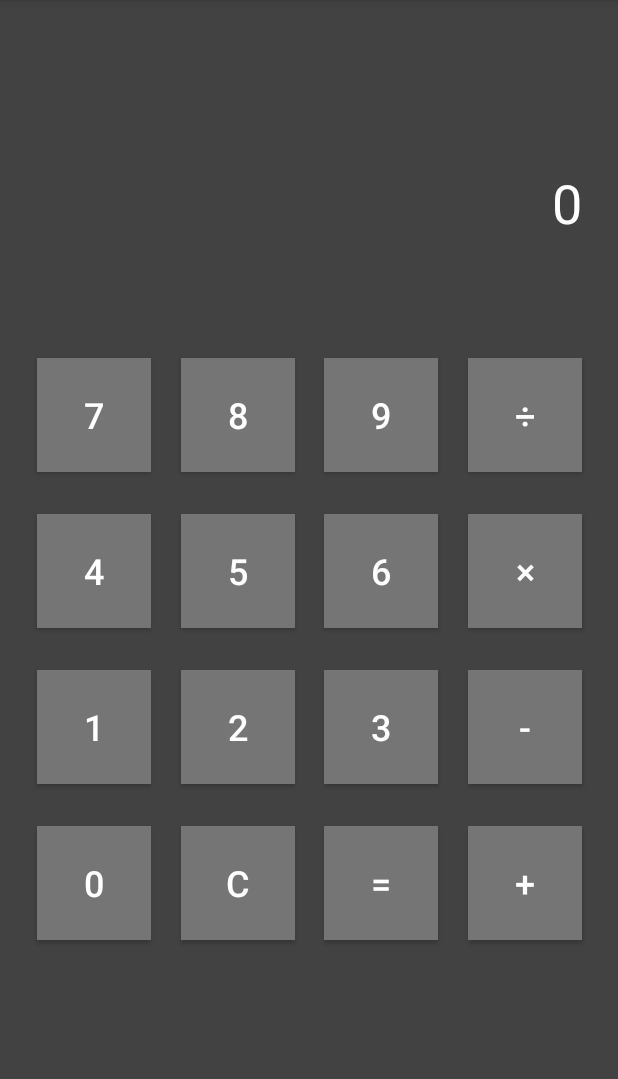
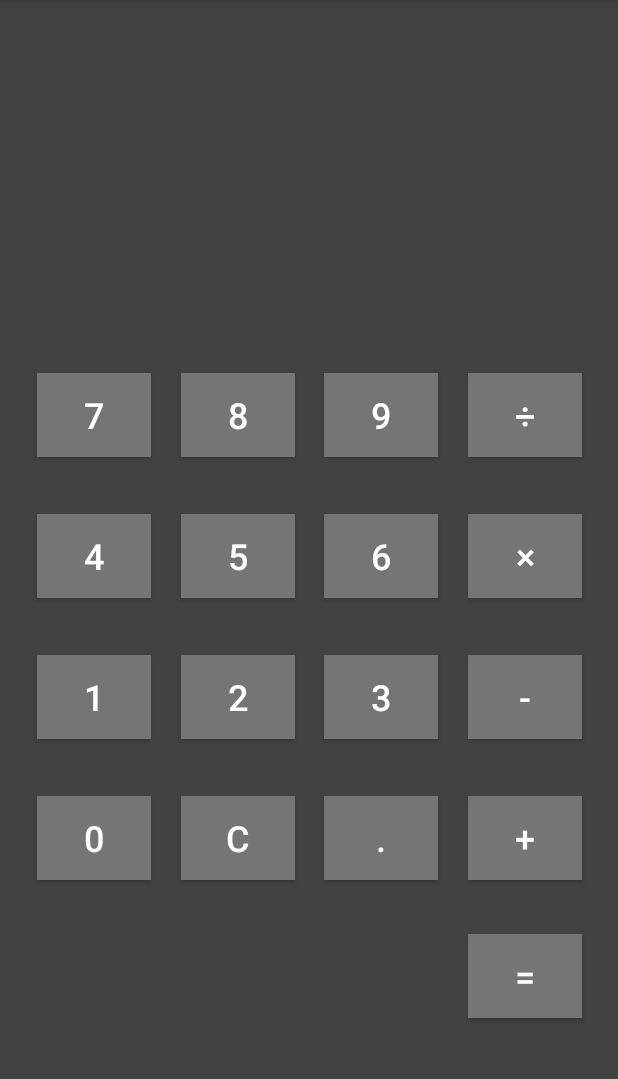
Before and after one commit to ioliteis/projectoffline_calculator, an Android app: the screen it shows after launch (MainActivity), on a phone screen of 412 x 824 dp, the part 84-1163 px from its top. Run offline under Robolectric (Android 15) with nearby library versions, the phone set to English and light mode, and no system bars.

Commit message:
More accurate calculation. Caution: apk signature is changed.

```diff
--- a/app/build.gradle
+++ b/app/build.gradle
@@ -6,8 +6,8 @@ android {
         applicationId "jp.projectoffline.calculator"
         minSdkVersion 22
         targetSdkVersion 28
-        versionCode 200
-        versionName "0.2"
+        versionCode 300
+        versionName "0.3"
         testInstrumentationRunner "android.support.test.runner.AndroidJUnitRunner"
     }
     buildTypes {
--- a/app/src/main/res/layout/content_main.xml
+++ b/app/src/main/res/layout/content_main.xml
@@ -17,7 +17,6 @@
         android:layout_marginEnd="16dp"
         android:layout_marginBottom="551dp"
         android:maxLength="16"
-        android:text="@string/answer"
         android:textAlignment="textEnd"
         android:textColor="?attr/dark_theme2"
         android:textSize="36sp"
@@ -30,9 +29,9 @@
     <Button
         android:id="@+id/button2"
         android:layout_width="76dp"
-        android:layout_height="76dp"
+        android:layout_height="56dp"
         android:layout_marginStart="120dp"
-        android:layout_marginTop="400dp"
+        android:layout_marginTop="360dp"
         android:layout_marginEnd="215dp"
         android:layout_marginBottom="199dp"
         android:background="?attr/dark_theme3"
@@ -47,9 +46,9 @@
     <Button
         android:id="@+id/button5"
         android:layout_width="76dp"
-        android:layout_height="76dp"
+        android:layout_height="56dp"
         android:layout_marginStart="120dp"
-        android:layout_marginTop="296dp"
+        android:layout_marginTop="276dp"
         android:layout_marginEnd="215dp"
         android:layout_marginBottom="303dp"
         android:background="?attr/dark_theme3"
@@ -64,7 +63,7 @@
     <Button
         android:id="@+id/button8"
         android:layout_width="76dp"
-        android:layout_height="76dp"
+        android:layout_height="56dp"
         android:layout_marginStart="120dp"
         android:layout_marginTop="192dp"
         android:layout_marginEnd="215dp"
@@ -81,9 +80,9 @@
     <Button
         android:id="@+id/button1"
         android:layout_width="76dp"
-        android:layout_height="76dp"
+        android:layout_height="56dp"
         android:layout_marginStart="24dp"
-        android:layout_marginTop="400dp"
+        android:layout_marginTop="360dp"
         android:layout_marginEnd="311dp"
         android:layout_marginBottom="199dp"
         android:background="?attr/dark_theme3"
@@ -98,9 +97,9 @@
     <Button
         android:id="@+id/button4"
         android:layout_width="76dp"
-        android:layout_height="76dp"
+        android:layout_height="56dp"
         android:layout_marginStart="24dp"
-        android:layout_marginTop="296dp"
+        android:layout_marginTop="276dp"
         android:layout_marginEnd="311dp"
         android:layout_marginBottom="303dp"
         android:background="?attr/dark_theme3"
@@ -115,7 +114,7 @@
     <Button
         android:id="@+id/button7"
         android:layout_width="76dp"
-        android:layout_height="76dp"
+        android:layout_height="56dp"
         android:layout_marginStart="24dp"
         android:layout_marginTop="192dp"
         android:layout_marginEnd="311dp"
@@ -132,9 +131,9 @@
     <Button
         android:id="@+id/button3"
         android:layout_width="76dp"
-        android:layout_height="76dp"
+        android:layout_height="56dp"
         android:layout_marginStart="215dp"
-        android:layout_marginTop="400dp"
+        android:layout_marginTop="360dp"
         android:layout_marginEnd="120dp"
         android:layout_marginBottom="199dp"
         android:background="?attr/dark_theme3"
@@ -149,9 +148,9 @@
     <Button
         android:id="@+id/button6"
         android:layout_width="76dp"
-        android:layout_height="76dp"
+        android:layout_height="56dp"
         android:layout_marginStart="215dp"
-        android:layout_marginTop="296dp"
+        android:layout_marginTop="276dp"
         android:layout_marginEnd="120dp"
         android:layout_marginBottom="303dp"
         android:background="?attr/dark_theme3"
@@ -166,7 +165,7 @@
     <Button
         android:id="@+id/button9"
         android:layout_width="76dp"
-        android:layout_height="76dp"
+        android:layout_height="56dp"
         android:layout_marginStart="215dp"
         android:layout_marginTop="192dp"
         android:layout_marginEnd="120dp"
@@ -183,9 +182,9 @@
     <Button
         android:id="@+id/button10"
         android:layout_width="76dp"
-        android:layout_height="76dp"
+        android:layout_height="56dp"
         android:layout_marginStart="120dp"
-        android:layout_marginTop="504dp"
+        android:layout_marginTop="444dp"
         android:layout_marginEnd="215dp"
         android:layout_marginBottom="95dp"
         android:background="?attr/dark_theme3"
@@ -200,7 +199,7 @@
     <Button
         android:id="@+id/button11"
         android:layout_width="76dp"
-        android:layout_height="76dp"
+        android:layout_height="56dp"
         android:layout_marginStart="311dp"
         android:layout_marginTop="192dp"
         android:layout_marginEnd="24dp"
@@ -217,9 +216,9 @@
     <Button
         android:id="@+id/button12"
         android:layout_width="76dp"
-        android:layout_height="76dp"
+        android:layout_height="56dp"
         android:layout_marginStart="311dp"
-        android:layout_marginTop="296dp"
+        android:layout_marginTop="276dp"
         android:layout_marginEnd="24dp"
         android:layout_marginBottom="303dp"
         android:background="?attr/dark_theme3"
@@ -234,9 +233,9 @@
     <Button
         android:id="@+id/button13"
         android:layout_width="76dp"
-        android:layout_height="76dp"
+        android:layout_height="56dp"
         android:layout_marginStart="311dp"
-        android:layout_marginTop="400dp"
+        android:layout_marginTop="360dp"
         android:layout_marginEnd="24dp"
         android:layout_marginBottom="199dp"
         android:background="?attr/dark_theme3"
@@ -251,9 +250,9 @@
     <Button
         android:id="@+id/button14"
         android:layout_width="76dp"
-        android:layout_height="76dp"
+        android:layout_height="56dp"
         android:layout_marginStart="311dp"
-        android:layout_marginTop="504dp"
+        android:layout_marginTop="444dp"
         android:layout_marginEnd="24dp"
         android:layout_marginBottom="95dp"
         android:background="?attr/dark_theme3"
@@ -268,9 +267,9 @@
     <Button
         android:id="@+id/button15"
         android:layout_width="76dp"
-        android:layout_height="76dp"
+        android:layout_height="56dp"
         android:layout_marginStart="215dp"
-        android:layout_marginTop="504dp"
+        android:layout_marginTop="444dp"
         android:layout_marginEnd="120dp"
         android:layout_marginBottom="95dp"
         android:background="?attr/dark_theme3"
@@ -285,9 +284,9 @@
     <Button
         android:id="@+id/button16"
         android:layout_width="76dp"
-        android:layout_height="76dp"
+        android:layout_height="56dp"
         android:layout_marginStart="24dp"
-        android:layout_marginTop="504dp"
+        android:layout_marginTop="444dp"
         android:layout_marginEnd="311dp"
         android:layout_marginBottom="95dp"
         android:background="?attr/dark_theme3"
@@ -299,4 +298,21 @@
         app:layout_constraintStart_toStartOf="parent"
         app:layout_constraintTop_toTopOf="parent" />
 
+    <Button
+        android:id="@+id/button17"
+        android:layout_width="76dp"
+        android:layout_height="56dp"
+        android:layout_marginStart="311dp"
+        android:layout_marginTop="628dp"
+        android:layout_marginEnd="24dp"
+        android:layout_marginBottom="95dp"
+        android:background="?attr/dark_theme3"
+        android:textColor="?attr/dark_theme4"
+        android:textSize="24sp"
+        android:text="@string/button17"
+        app:layout_constraintBottom_toBottomOf="parent"
+        app:layout_constraintEnd_toEndOf="parent"
+        app:layout_constraintStart_toStartOf="parent"
+        app:layout_constraintTop_toTopOf="parent" />
+
 </android.support.constraint.ConstraintLayout>
--- a/app/src/main/res/values/strings.xml
+++ b/app/src/main/res/values/strings.xml
@@ -2,7 +2,6 @@
     <string name="app_name">Calculator</string>
     <string name="action_settings">Settings</string>
     <string name="action_about">About</string>
-    <string name="answer">0</string>
     <string name="button1">1</string>
     <string name="button2">2</string>
     <string name="button3">3</string>
@@ -12,13 +11,14 @@
     <string name="button7">7</string>
     <string name="button8">8</string>
     <string name="button9">9</string>
-    <string name="button10">=</string>
+    <string name="button10">.</string>
     <string name="button11">÷</string>
     <string name="button12">×</string>
     <string name="button13">-</string>
     <string name="button14">+</string>
     <string name="button15">C</string>
     <string name="button16">0</string>
+    <string name="button17">=</string>
     <string name="version">Version 0.2</string>
     <string name="dark_theme">Dark Theme</string>
     <string name="summary">Relaunching app is required.</string>
```
Also changed, not shown: app/src/main/java/jp/projectoffline/calculator/MainActivity.java (+188 -63 lines), 3 other files.
